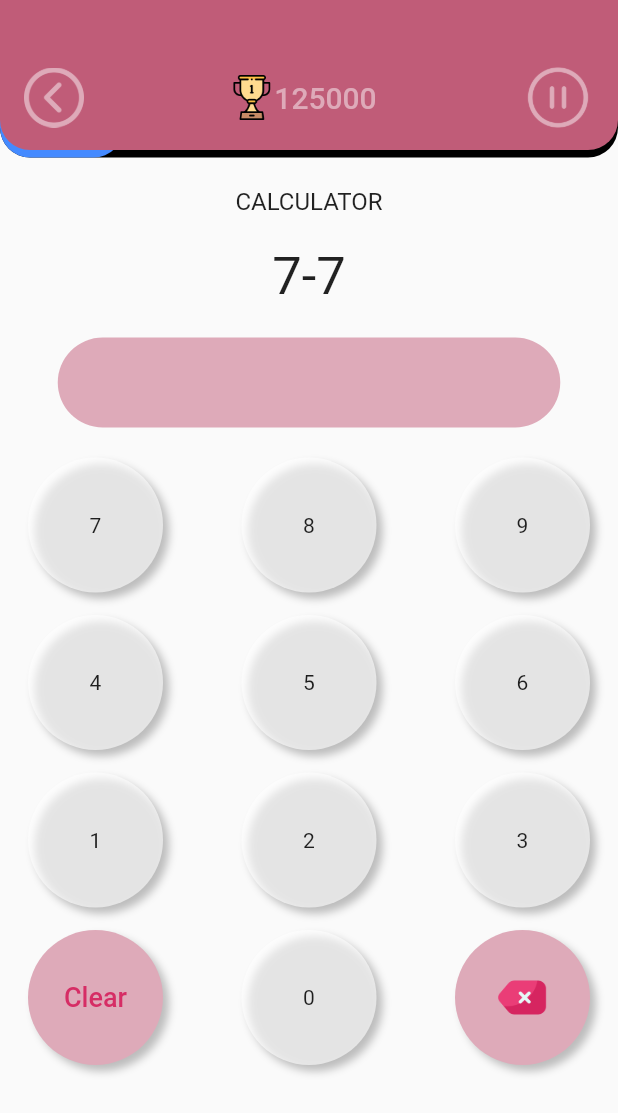
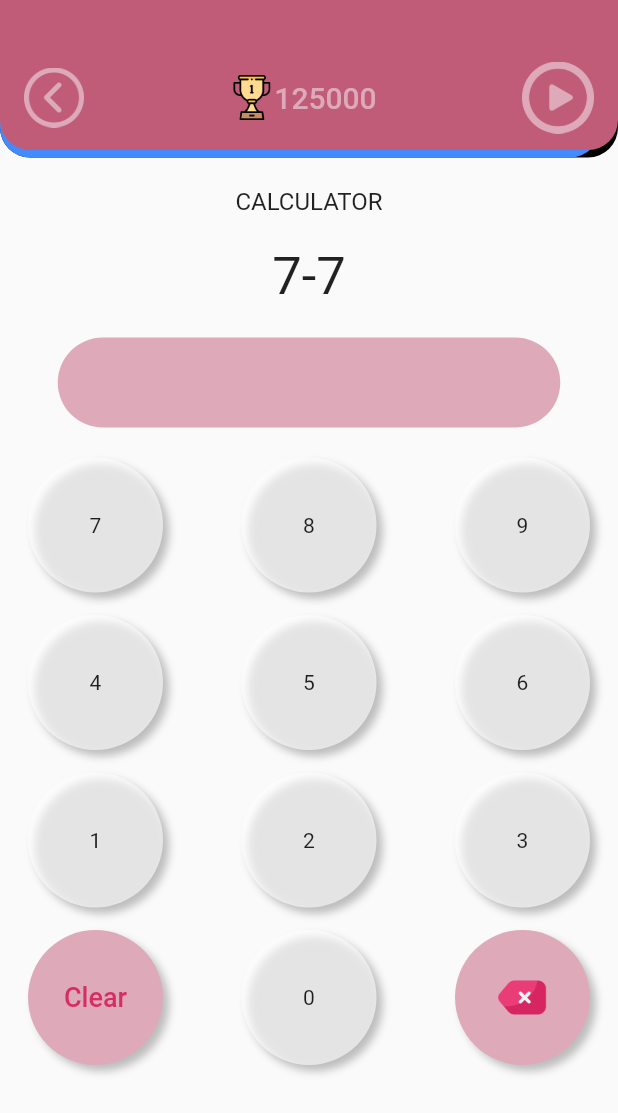
Before and after one commit to beyzauyanksoy/MathMatrixGame, a Flutter app: the Calculator screen opened directly, on a phone screen of 412 x 824 dp. Shown: the top 1113 px of the screen. Run offline on Flutter 3.47's test engine with Material 2 defaults, Android fonts, the phone set to English and light mode, and no system bars; our stand-ins replace google_fonts.

Commit message:
calculator sayfasına süre eklendi

```diff
--- a/lib/calculator.dart
+++ b/lib/calculator.dart
@@ -1,3 +1,5 @@
+import 'dart:async';
+
 import 'package:flutter/material.dart';
 import 'package:flutter/src/widgets/container.dart';
 import 'package:flutter/src/widgets/framework.dart';
@@ -13,6 +15,31 @@ class Calculator extends StatefulWidget {
 
 class _CalculatorState extends State<Calculator> {
   bool isdialog = false;
+  double sure = 400;
+  bool isPlay = false;
+
+  late Timer _timer;
+
+  void startTimer() {
+    const oneSec = Duration(milliseconds: 50);
+    _timer = Timer.periodic(
+      oneSec,
+      (Timer timer) {
+        if (sure == 0 || isPlay == false) {
+          setState(() {
+            isPlay = false;
+            isdialog = true;
+            timer.cancel();
+          });
+        } else {
+          setState(() {
+            sure--;
+          });
+        }
+      },
+    );
+  }
+
   @override
   Widget build(BuildContext context) {
     return Scaffold(
@@ -42,7 +69,7 @@ class _CalculatorState extends State<Calculator> {
                       Positioned(
                         bottom: 0,
                         child: Container(
-                          width: MediaQuery.of(context).size.width / 5,
+                          width: sure,
                           height: 50,
                           decoration: BoxDecoration(
                             borderRadius: BorderRadius.circular(20),
@@ -107,18 +134,26 @@ class _CalculatorState extends State<Calculator> {
                                   padding: const EdgeInsets.only(right: 16),
                                   child: GestureDetector(
                                     onTap: () {
+                                      startTimer();
                                       print(isdialog);
                                       //gesturedetector2
                                       setState(() {
+                                        isPlay = !isPlay;
                                         isdialog = true;
                                         print(isdialog);
                                       });
                                     },
-                                    child: Image.asset(
-                                      'assets/pause.png',
-                                      width: 48,
-                                      color: Color(0xffDeaab9),
-                                    ),
+                                    child: isPlay == true
+                                        ? Image.asset(
+                                            'assets/pause.png',
+                                            width: 48,
+                                            color: Color(0xffDeaab9),
+                                          )
+                                        : Image.asset(
+                                            'assets/play-buttonColor.png',
+                                            width: 48,
+                                            color: Color(0xffDeaab9),
+                                          ),
                                   ),
                                 ),
                               ],
```
Also changed, not shown: assets/play-buttonColor.png (added).
